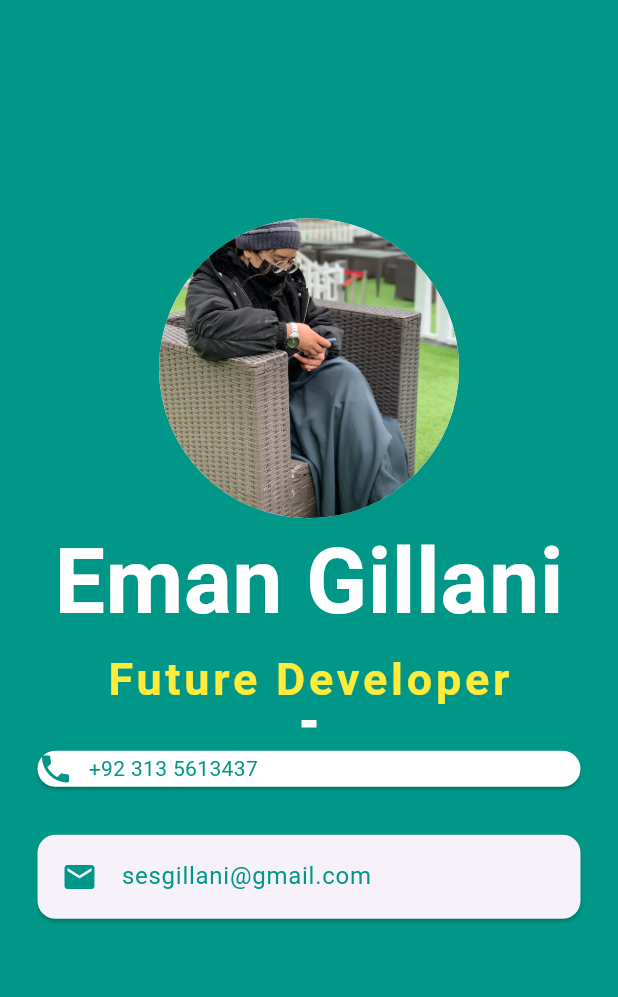
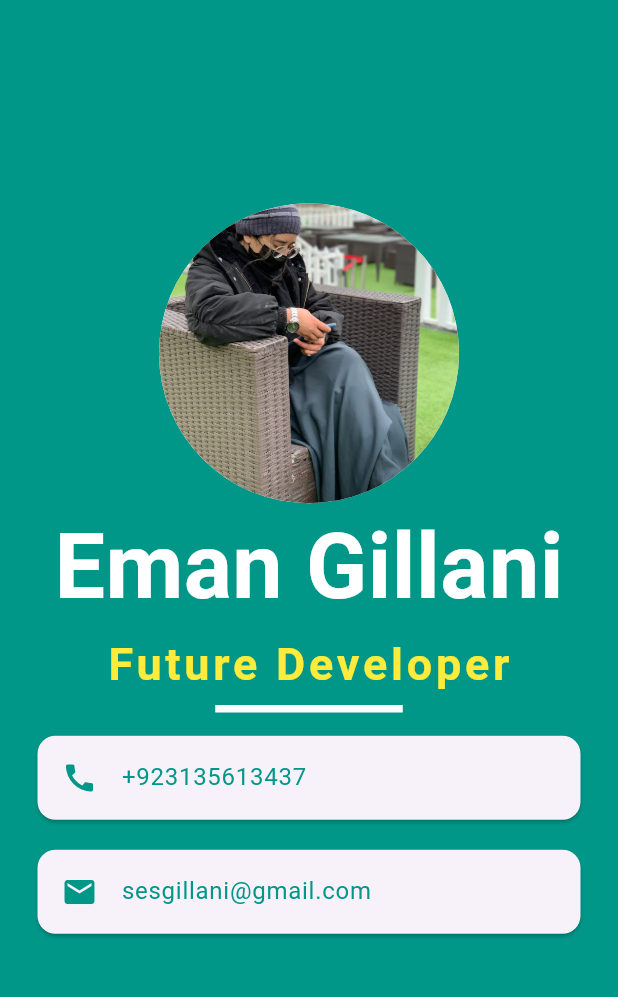
Before and after one commit to emangillani/mi_card, a Flutter app: the screen it shows after launch, on a phone screen of 412 x 824 dp, the part 84-1081 px from its top. Run offline on Flutter 3.47's test engine with Material 3 defaults, Android fonts, the phone set to English and light mode, and no system bars.

Commit message:
i changes the size of container

```diff
--- a/lib/main.dart
+++ b/lib/main.dart
@@ -43,7 +43,7 @@ class MyApp extends StatelessWidget {
                     letterSpacing: 2.5),
               ),
               const SizedBox(
-                width: 10,
+                width: 125,
                 child: Divider(
                   thickness: 5,
                   color: Colors.white,
@@ -52,27 +52,17 @@ class MyApp extends StatelessWidget {
               //  phone number
               const Card(
                 margin: EdgeInsets.fromLTRB(25, 10, 25, 10),
-                color: Colors.white,
-                child: const Row(
-                  children: [
-                    //phone icon
-                    Icon(
-                      Icons.phone,
-                      color: Colors.teal,
-                    ),
-
-                    const SizedBox(
-                      width: 10,
-                    ),
-                    //  phone number
-                    Text(
-                      '+92 313 5613437',
-                      style: TextStyle(color: Colors.teal),
-                    ),
-                  ],
+                child: ListTile(
+                  leading: Icon(
+                    Icons.call,
+                    color: Colors.teal,
+                  ),
+                  title: Text(
+                    '+923135613437',
+                    style: TextStyle(color: Colors.teal),
+                  ),
                 ),
               ),
-              SizedBox(height: 12),
               //Email
               const Card(
                 margin: EdgeInsets.fromLTRB(25, 10, 25, 10),
@@ -94,3 +84,27 @@ class MyApp extends StatelessWidget {
     );
   }
 }
+
+//           const Card(
+//                 margin: EdgeInsets.fromLTRB(25, 10, 25, 10),
+//                 color: Colors.white,
+//                 child: const Row(
+//                   children: [
+//                     //phone icon
+//                     Icon(
+//                       Icons.phone,
+//                       color: Colors.teal,
+//                     ),
+//
+//                     const SizedBox(
+//                       width: 10,
+//                     ),
+//                     //  phone number
+//                     Text(
+//                       '+92 313 5613437',
+//                       style: TextStyle(color: Colors.teal),
+//                     ),
+//                   ],
+//                 ),
+//               ),
+//               SizedBox(height: 12),
```
